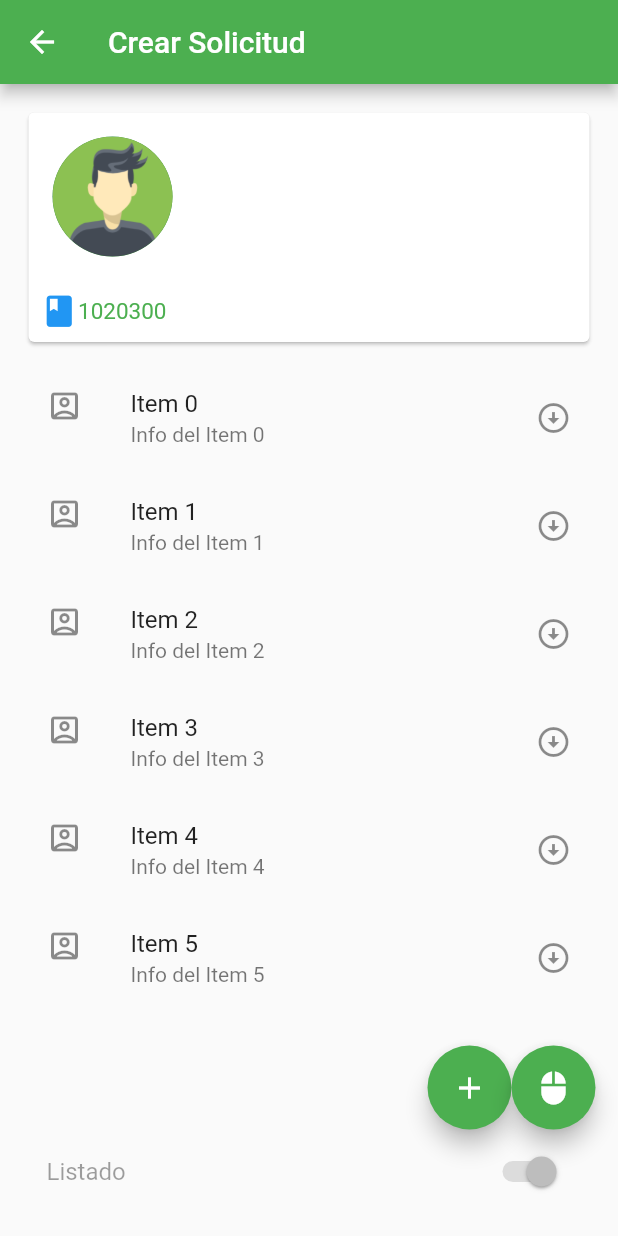
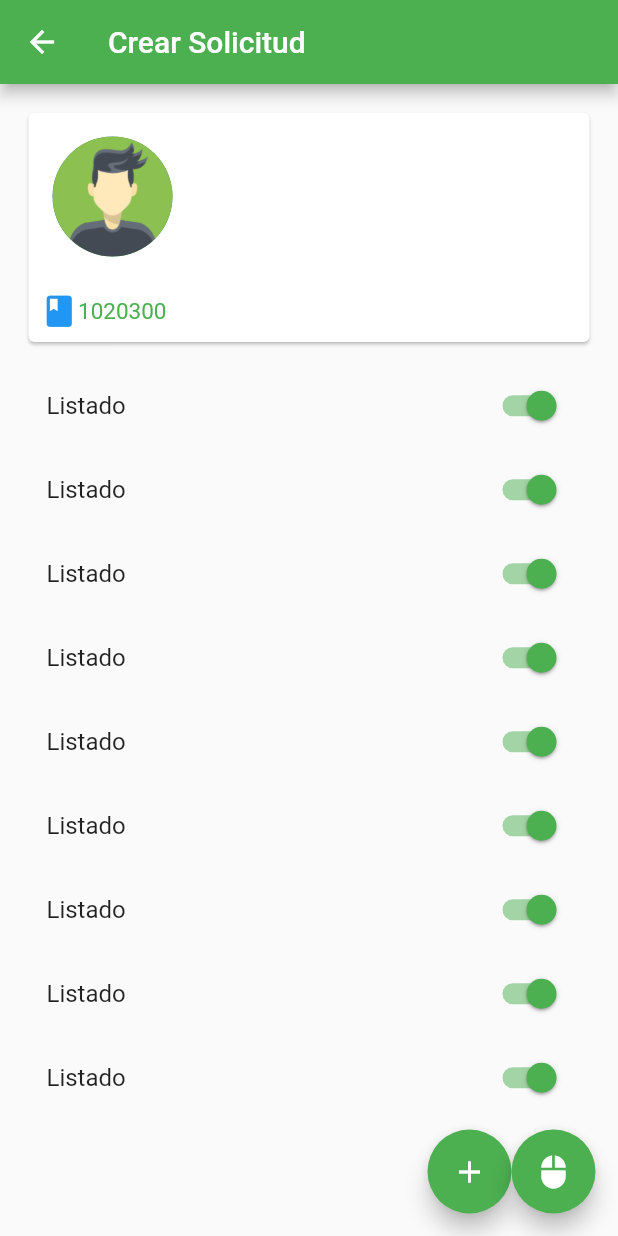
Before and after one commit to zayro/FlutterDemos, a Flutter app: the InfoPageAdvanced screen opened directly with empty values, on a phone screen of 412 x 824 dp. Run offline on Flutter 3.47's test engine with Material 2 defaults, Android fonts, the phone set to English and light mode, and no system bars.

Commit message:
agregar nuevas fuentes

```diff
--- /dev/null
+++ b/assets/data/contactos.json
@@ -0,0 +1,19 @@
+{
+    "contactos" : [
+        {
+            "Nombres" : "Miguel Angel",
+            "icono" : "add_alert",
+            "url": ""
+        },
+        {
+            "Nombres" : "Maria los Angeles Reyes",
+            "icono" : "add",
+            "url": ""
+        },
+        {
+            "Nombres" : "Emiliano Ospina",
+            "icono" : "reload",
+            "url": ""
+        }
+    ]
+}
--- a/lib/src/pages/infoAdvanc.dart
+++ b/lib/src/pages/infoAdvanc.dart
@@ -1,15 +1,21 @@
 import 'package:flutter/material.dart';
 
-class InfoPageAdvanced extends StatelessWidget {
+class InfoPageAdvanced extends StatefulWidget {
   final data;
-
-  // lista de elementos
-  final _contacts = ["Miguel", "Marlon", "Edwin", "Diego"];
 
   InfoPageAdvanced({
     Key key,
     @required this.data,
   }) : super(key: key);
+
+  @override
+  _InfoPageAdvancedState createState() => _InfoPageAdvancedState();
+}
+
+class _InfoPageAdvancedState extends State<InfoPageAdvanced> {
+  List<bool> _estado = new List<bool>();
+
+  final _contacts = ["Miguel", "Marlon", "Edwin", "Diego"];
 
   @override
   Widget build(BuildContext context) {
@@ -30,6 +36,46 @@ class InfoPageAdvanced extends StatelessWidget {
       return lst;
     }
 
+    Widget _cargarSwith() {
+      List<Widget> lst = new List<Widget>();
+
+      for (int i = 0; i < 20; i++) {
+        this._estado.add(true);
+
+        final lisTile = SwitchListTile(
+            title: Text("Listado"),
+            //value: _estado,
+            value: _estado[i],
+            onChanged: (valor) {
+              setState(() {
+                _estado[i] = valor;
+              });
+            });
+
+        lst.add(lisTile);
+      }
+
+      return Container(
+        child: ListView(children: lst),
+      );
+    }
+
+/*     Widget _cargarSwith_v2() {
+      return Container(
+          child: ListView(
+              children: List.generate(
+                  20,
+                  (i) => SwitchListTile(
+                      title: Text("Listado"),
+                      //value: _estado,
+                      value: _estado,
+                      onChanged: (valor) {
+                        setState(() {
+                          _estado = valor;
+                        });
+                      }))));
+    }
+ */
     Widget _seccionListView() {
       return Container(
         child: ListView(children: _cargarLista()),
@@ -73,7 +119,7 @@ class InfoPageAdvanced extends StatelessWidget {
                     width: 10,
                   ),
                   Text(
-                    data.message,
+                    widget.data.message,
                     style: TextStyle(
                         color: Colors.black.withOpacity(0.6), fontSize: 20.0),
                   ),
@@ -117,15 +163,20 @@ class InfoPageAdvanced extends StatelessWidget {
                 SizedBox(
                   height: 10.5,
                 ),
-                Expanded(child: _seccionListView()),
+                Expanded(child: _cargarSwith()),
                 SizedBox(
                   height: 10.5,
                 ),
                 _bottonFloat(),
-                SwitchListTile(
-                    title: Text("Listado"), value: true, onChanged: null)
+/*                 SwitchListTile(
+                    title: Text("Listado"),
+                    value: _estado,
+                    onChanged: (valor) {
+                      setState(() {
+                        _estado = valor;
+                      });
+                    }) */
               ],
             )));
-  } // widget
-
+  }
 } // clase
--- a/pubspec.yaml
+++ b/pubspec.yaml
@@ -41,6 +41,7 @@ flutter:
 
   assets:
     - assets/images/
+    - assets/data/
 
   # The following line ensures that the Material Icons font is
   # included with your application, so that you can use the icons in
```
